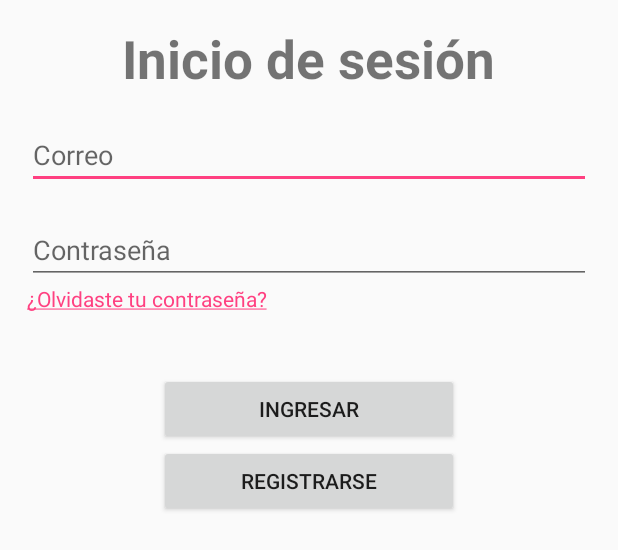
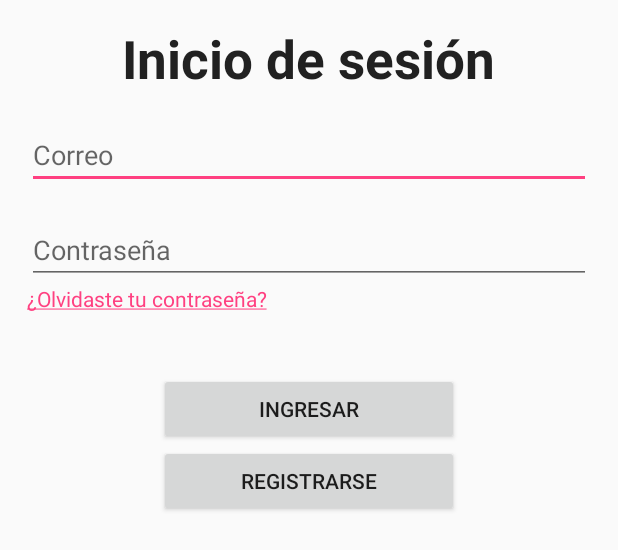
Before and after one commit to dugol/lab1-ui, an Android app: the layout login_view.xml on its own in the app's theme, with its tools: preview values and no code run, on a phone screen of 412 x 824 dp. Shown: the top 550 px of the screen. Run offline under Robolectric (Android 15) with nearby library versions, the phone set to English and light mode, and no system bars.

Commit message:
Actualización

```diff
--- a/lab1-UI/src/main/res/layout/login_view.xml
+++ b/lab1-UI/src/main/res/layout/login_view.xml
@@ -13,6 +13,7 @@
         android:textStyle="bold"
         android:gravity="center"
         android:layout_marginTop="15dp"
+        android:textColor="@color/colorBlack"
         android:layout_gravity="center"/>
 
     <EditText
--- a/lab1-UI/src/main/res/values/colors.xml
+++ b/lab1-UI/src/main/res/values/colors.xml
@@ -3,4 +3,5 @@
     <color name="colorPrimary">#3F51B5</color>
     <color name="colorPrimaryDark">#303F9F</color>
     <color name="colorAccent">#FF4081</color>
+    <color name="colorBlack">#212121</color>
 </resources>
--- a/lab1-UI/src/main/res/values/strings.xml
+++ b/lab1-UI/src/main/res/values/strings.xml
@@ -6,4 +6,5 @@
     <string name="log_in">Ingresar</string>
     <string name="sign_up">Registrarse</string>
     <string name="link_login"><a href="sites.google.com/view/jaiberyepes">¿Olvidaste tu contraseña?</a></string>
+    <string name="sign_up2">Registro de usuario</string>
 </resources>
```
Also changed, not shown: 1 other file.
